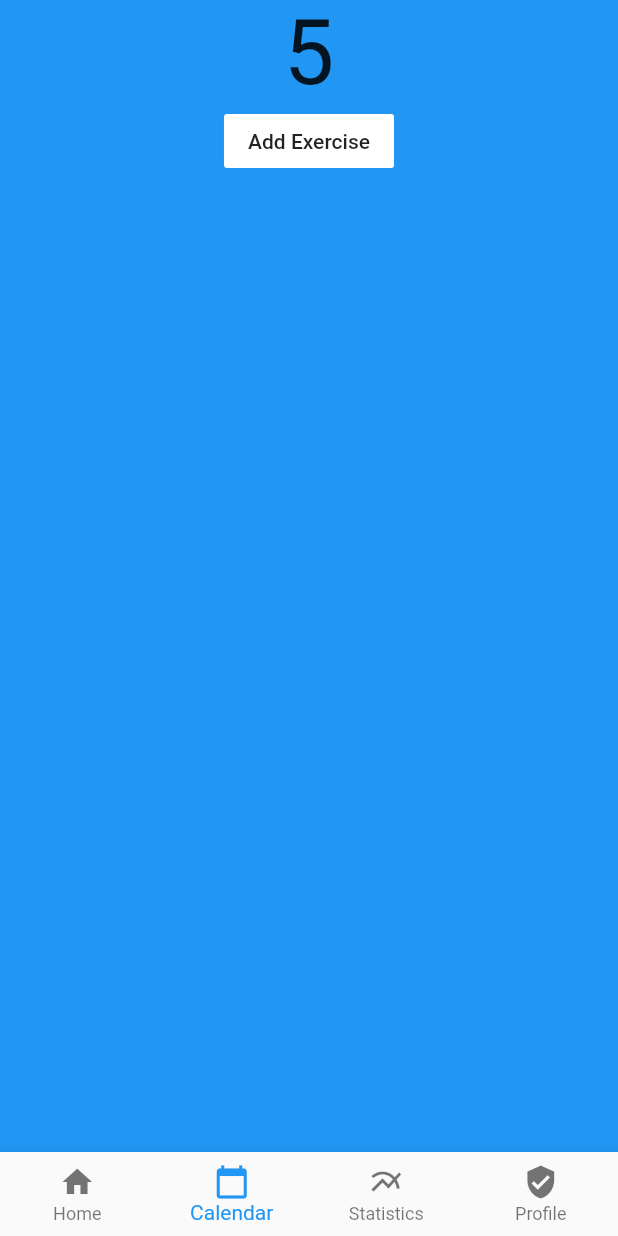
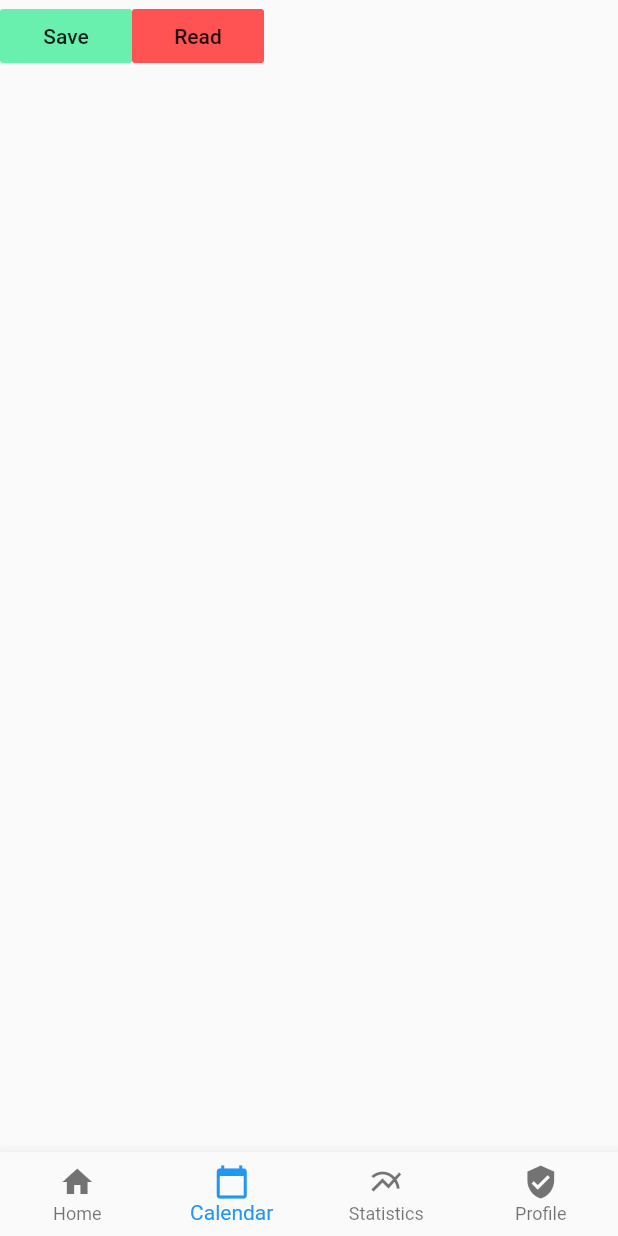
Before and after one commit to YounesBenketira/FitN, a Flutter app: the screen it shows after launch, item 2 of the bottom bar chosen, on a phone screen of 412 x 824 dp. Run offline on Flutter 3.47's test engine with Material 2 defaults, Android fonts, the phone set to English and light mode, and no system bars.

Commit message:
Starting the implementation of local data storage

```diff
--- a/lib/Logic/exercise.dart
+++ b/lib/Logic/exercise.dart
@@ -5,14 +5,13 @@ import '../Enums/workout.dart';
 
 class Exercise {
   static int excerciseCount = 0;
-  int index;
-  final setList = Map<int, List>();
-  final Workout workout;
-  final ColorTheme theme;
-  final Icon icon;
+  int id;
+  var setList = Map<int, List>();
+  Workout workout;
+  ColorTheme theme;
+  Icon icon;
 
-  Exercise({this.workout, this.theme, this.icon}) {
-    this.index = excerciseCount;
+  Exercise({this.id, this.workout, this.theme, this.icon}) {
     excerciseCount++;
   }
 
@@ -28,15 +27,21 @@ class Exercise {
     excerciseCount--;
   }
 
-  int getSetCount(){
+  int getSetCount() {
     return this.setList.length;
   }
 
-  int getReps(int set){
+  int getReps(int set) {
     return setList[set][0];
   }
 
-  int getWeight(int set){
+  int getWeight(int set) {
     return setList[set][1];
   }
+
+  @override
+  String toString() {
+    // TODO: implement toString
+    return "$id $workout $theme";
+  }
 }
--- a/lib/Pages/calendarPage.dart
+++ /dev/null
@@ -1,48 +0,0 @@
-import 'package:fit_k/Enums/workout.dart';
-import 'package:flutter/material.dart';
-
-import '../Logic/exercise.dart';
-
-class CalendarPage extends StatefulWidget {
-  Map<DateTime, List<Exercise>> dataSet;
-
-  CalendarPage({Key key, this.dataSet}) : super(key: key);
-
-  @override
-  _CalendarPageState createState() => _CalendarPageState();
-}
-
-class _CalendarPageState extends State<CalendarPage> {
-  @override
-  Widget build(BuildContext context) {
-    DateTime now = new DateTime.now();
-    DateTime todaysDate = new DateTime(now.year, now.month, now.day);
-
-    return Container(
-      width: double.infinity,
-      height: double.infinity,
-      color: Colors.blue,
-      child: Center(
-        child: Column(
-          children: <Widget>[
-            Text(
-              widget.dataSet[todaysDate].length.toString(),
-              style: TextStyle(fontSize: 60),
-            ),
-            FlatButton(
-              child: Text("Add Exercise"),
-              color: Colors.white,
-              onPressed: () {
-                setState(() {
-                  widget.dataSet[todaysDate].add(
-                    Exercise(workout: Workout.BentOverRow),
-                  );
-                });
-              },
-            ),
-          ],
-        ),
-      ),
-    );
-  }
-}
--- /dev/null
+++ b/lib/Pages/page_calendar.dart
@@ -0,0 +1,65 @@
+
+import 'package:fit_k/Logic/controller_data.dart';
+
+import 'package:flutter/material.dart';
+
+
+import '../Logic/exercise.dart';
+
+class CalendarPage extends StatefulWidget {
+  Map<DateTime, List<Exercise>> dataSet;
+
+  CalendarPage({Key key, this.dataSet}) : super(key: key);
+
+  @override
+  _CalendarPageState createState() => _CalendarPageState();
+}
+
+class _CalendarPageState extends State<CalendarPage> {
+  List<Map> jsonSwagger;
+
+  @override
+  void initState() {
+    DateTime now = new DateTime.now();
+    DateTime todaysDate = new DateTime(now.year, now.month, now.day);
+
+    jsonSwagger = [
+      {'date':todaysDate.toIso8601String(), 'exercises': widget.dataSet[todaysDate]},
+      {'date':todaysDate.subtract(Duration(days: 1)).toIso8601String(), 'exercises':  widget.dataSet[todaysDate]},
+    ];
+
+    super.initState();
+  }
+
+  @override
+  Widget build(BuildContext context) {
+
+    return ListView(
+      scrollDirection: Axis.vertical,
+      children: <Widget>[
+        Row(
+          children: <Widget>[
+            FlatButton(
+              color: Colors.greenAccent,
+              child: Text("Save"),
+              onPressed: () async {
+                DataController dataController = DataController.instance;
+                dataController.writeContent(jsonSwagger);
+              },
+            ),
+            FlatButton(
+              color: Colors.redAccent,
+              child: Text("Read"),
+              onPressed: () {
+                DataController dataController = DataController.instance;
+                dataController.readcontent().then((String value){
+                  print(value);
+                });
+              },
+            ),
+          ],
+        ),
+      ],
+    );
+  }
+}
--- a/lib/Pages/homePage.dart
+++ b/lib/Pages/page_home.dart
@@ -54,12 +54,13 @@ class _HomePageState extends State<HomePage> {
   }
 
   void removeExercise(int index) {
+    print(index);
     setState(() {
       widget.dataSet[todaysDate].removeAt(index);
       Exercise.updateExerciseCount();
 
       for (int i = index; i < widget.dataSet[todaysDate].length; i++)
-        widget.dataSet[todaysDate][i].index--;
+        widget.dataSet[todaysDate][i].id--;
     });
   }
 
--- a/lib/main.dart
+++ b/lib/main.dart
@@ -1,11 +1,13 @@
+import 'package:fit_k/Logic/controller_data.dart';
+import 'package:flutter/material.dart';
+
 import 'package:fit_k/Enums/cardTheme.dart';
 import 'package:fit_k/Enums/workout.dart';
 import 'package:fit_k/Logic/exercise.dart';
-import 'package:fit_k/Pages/calendarPage.dart';
-import 'package:fit_k/Pages/homePage.dart';
-import 'package:fit_k/Pages/profilePage.dart';
-import 'package:fit_k/Pages/statisticsPage.dart';
-import 'package:flutter/material.dart';
+import 'package:fit_k/Pages/page_calendar.dart';
+import 'package:fit_k/Pages/page_home.dart';
+import 'package:fit_k/Pages/page_profile.dart';
+import 'package:fit_k/Pages/page_statistics.dart';
 
 void main() => runApp(MyApp());
 
@@ -49,6 +51,8 @@ class _MyHomePageState extends State<MyHomePage> {
   Widget currentPage; // Current Selected Page
 
   Map<DateTime, List<Exercise>> dataList;
+  DataController dataController;
+
   final PageStorageBucket bucket = PageStorageBucket();
 
   @override
@@ -56,15 +60,37 @@ class _MyHomePageState extends State<MyHomePage> {
     DateTime now = new DateTime.now();
     DateTime todaysDate = new DateTime(now.year, now.month, now.day);
 
+
     dataList = {
       todaysDate: [
-        Exercise(workout: Workout.Bench, theme: ColorTheme.Blue),
-        Exercise(workout: Workout.Squat, theme: ColorTheme.Yellow),
-        Exercise(workout: Workout.OverHeadPress, theme: ColorTheme.Purple),
-        Exercise(workout: Workout.BentOverRow, theme: ColorTheme.Peach),
-        Exercise(workout: Workout.Deadlift, theme: ColorTheme.Green),
+        Exercise(
+          id: 0,
+          workout: Workout.Bench,
+          theme: ColorTheme.Blue,
+        ),
+        Exercise(
+          id: 1,
+          workout: Workout.Squat,
+          theme: ColorTheme.Yellow,
+        ),
+        Exercise(
+          id: 2,
+          workout: Workout.OverHeadPress,
+          theme: ColorTheme.Purple,
+        ),
+        Exercise(
+          id: 3,
+          workout: Workout.BentOverRow,
+          theme: ColorTheme.Peach,
+        ),
+        Exercise(
+          id: 4,
+          workout: Workout.Deadlift,
+          theme: ColorTheme.Green,
+        ),
       ],
     };
+
 
     homePage = HomePage(
       key: homeKey,
@@ -99,7 +125,7 @@ class _MyHomePageState extends State<MyHomePage> {
         bucket: bucket,
       ),
       bottomNavigationBar:
-      _buildBottomNavigationBar(), // This trailing comma makes auto-formatting nicer for build methods.
+          _buildBottomNavigationBar(), // This trailing comma makes auto-formatting nicer for build methods.
     );
   }
 
--- a/pubspec.yaml
+++ b/pubspec.yaml
@@ -20,6 +20,7 @@ dependencies:
   flutter:
     sdk: flutter
   intl: ^0.16.1
+  path_provider: ^0.4.1
 
   # The following adds the Cupertino Icons font to your application.
   # Use with the CupertinoIcons class for iOS style icons.
```
Also changed, not shown: lib/Logic/controller_data.dart (added, +42 -0 lines), lib/UI/card_Exercise.dart (+13 -4 lines), lib/UI/popup_AddExercise.dart (+29 -16 lines), lib/Pages/page_profile.dart (renamed from lib/Pages/profilePage.dart), lib/Pages/page_statistics.dart (renamed from lib/Pages/statisticsPage.dart), pubspec.lock.
